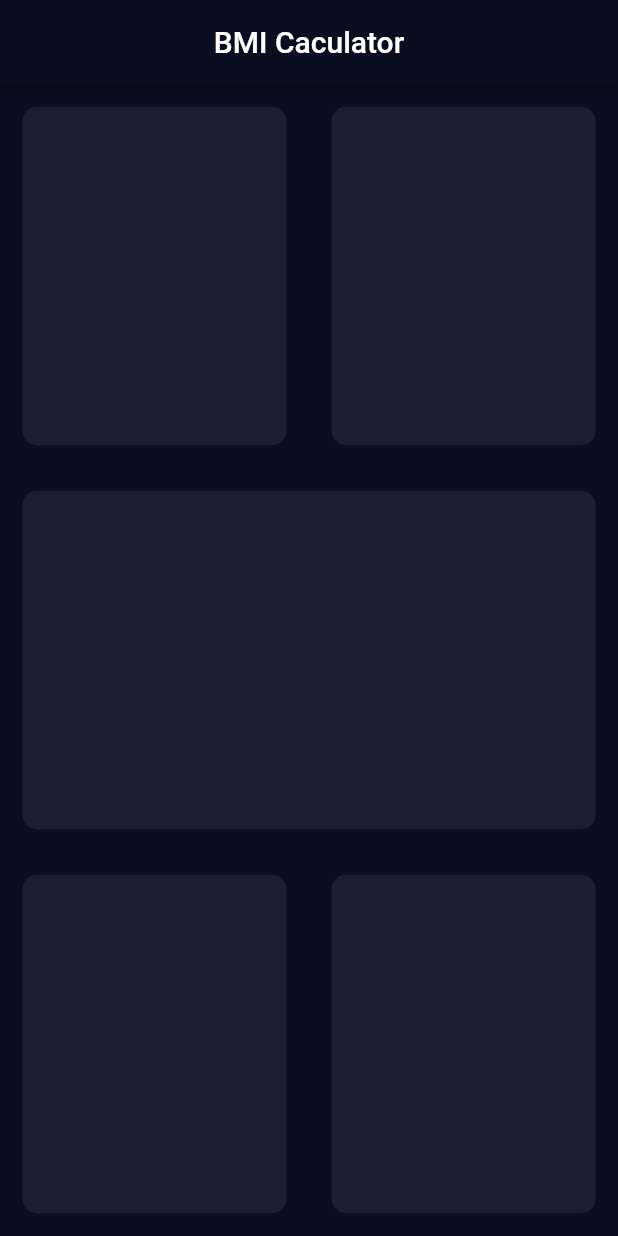
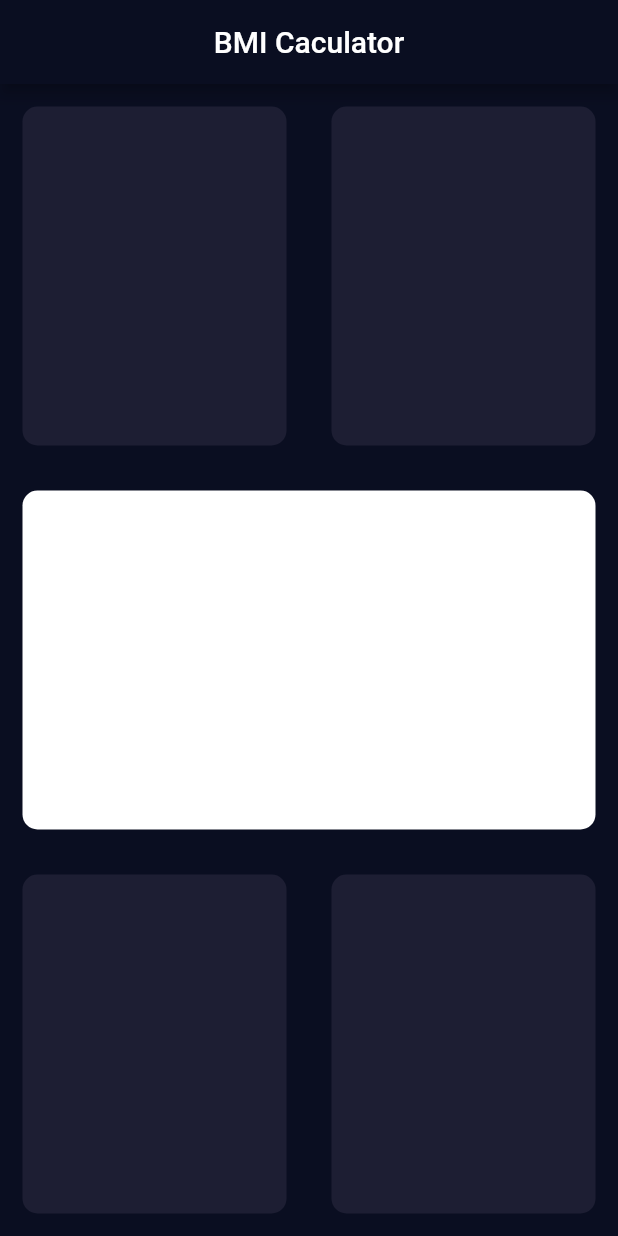
Before and after one commit to sinh3008/lab_07_bmi_caculator, a Flutter app: the screen it shows after launch, on a phone screen of 412 x 824 dp. Run offline on Flutter 3.47's test engine with Material 2 defaults, Android fonts, the phone set to English and light mode, and no system bars.

Commit message:
cau truc lai du an

```diff
--- a/lib/screen/input_screen.dart
+++ b/lib/screen/input_screen.dart
@@ -15,22 +15,37 @@ class _InputPageState extends State<InputPage> {
         title: Text('BMI Caculator'),
         centerTitle: true,
       ),
-      body: const Column(
+      body: Column(
         children: [
           Expanded(
             child: Row(
               children: [
-                Expanded(child: ReusebleCard()),
-                Expanded(child: ReusebleCard()),
+                Expanded(
+                    child: ReusebleCard(
+                  colour: Color(0XFF1D1E33),
+                )),
+                Expanded(
+                    child: ReusebleCard(
+                  colour: Color(0XFF1D1E33),
+                )),
               ],
             ),
           ),
-          Expanded(child: ReusebleCard()),
+          Expanded(
+              child: ReusebleCard(
+            colour: Color(0XFFFFFFFF),
+          )),
           Expanded(
             child: Row(
               children: [
-                Expanded(child: ReusebleCard()),
-                Expanded(child: ReusebleCard()),
+                Expanded(
+                    child: ReusebleCard(
+                  colour: Color(0XFF1D1E33),
+                )),
+                Expanded(
+                    child: ReusebleCard(
+                  colour: Color(0XFF1D1E33),
+                )),
               ],
             ),
           ),
@@ -41,16 +56,17 @@ class _InputPageState extends State<InputPage> {
 }
 
 class ReusebleCard extends StatelessWidget {
-  const ReusebleCard({
-    super.key,
-  });
+  ReusebleCard({required this.colour});
+
+  final Color colour;
 
   @override
   Widget build(BuildContext context) {
     return Container(
       margin: EdgeInsets.all(15),
       decoration: BoxDecoration(
-        color: const Color(0XFF1D1E33),
+        // color: Color(0XFF1D1E33),
+        color: colour,
         borderRadius: BorderRadius.circular(10),
       ),
     );
```
